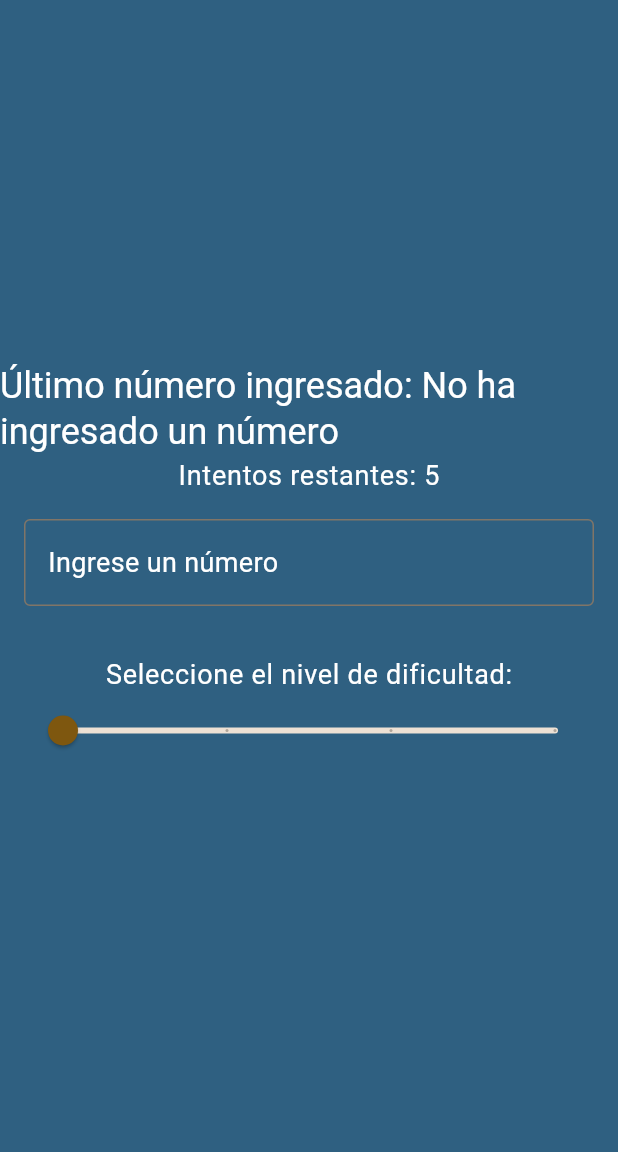
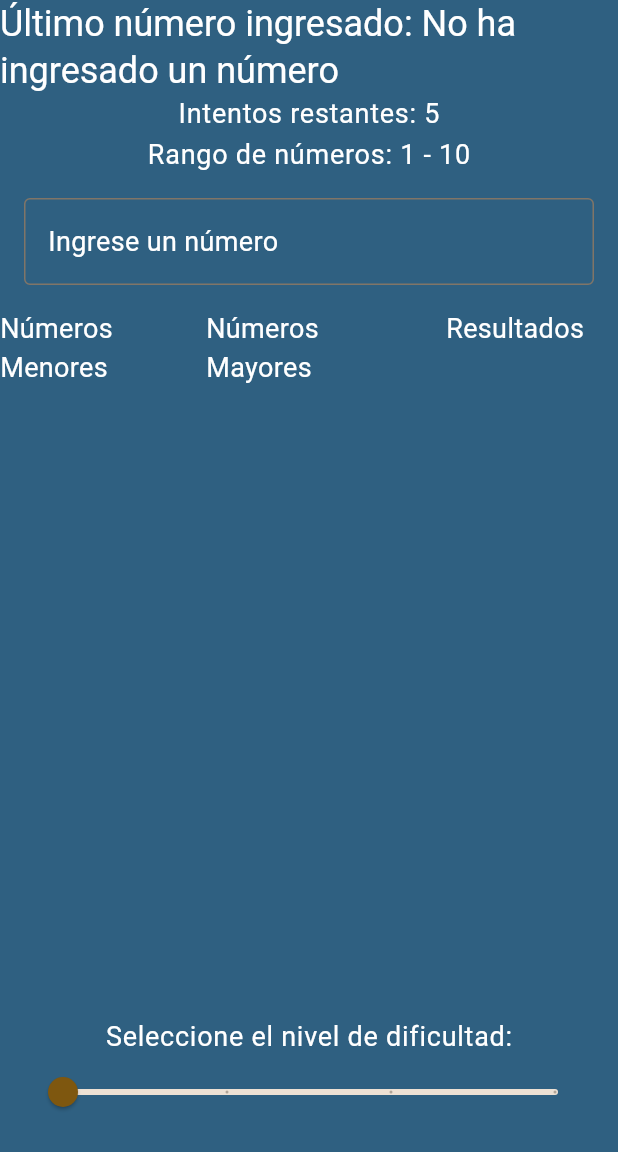
Before and after one commit to cuevasrja/AdivinaElNumero-Desafio, a Flutter app: the screen it shows after launch, on a phone screen of 412 x 824 dp, the part 84-1236 px from its top. Run offline on Flutter 3.47's test engine with Material 3 defaults, Android fonts, the phone set to English and light mode, and no system bars.

Commit message:
Agregar clase NumberGuess y componente GuessColumns para gestionar y mostrar los intentos de adivinanza, incluyendo el rango de números.

```diff
--- /dev/null
+++ b/lib/classes/number_guess.dart
@@ -0,0 +1,6 @@
+class NumberGuess {
+  final int number;
+  final bool isCorrect;
+
+  NumberGuess(this.number, this.isCorrect);
+}
--- /dev/null
+++ b/lib/components/guess_columns.dart
@@ -0,0 +1,84 @@
+import 'package:flutter/material.dart';
+import '../classes/number_guess.dart';
+
+class GuessColumns extends StatelessWidget {
+  final List<int> lowNumbers;
+  final List<int> highNumbers;
+  final List<NumberGuess> guesses;
+
+  const GuessColumns({
+    super.key,
+    required this.lowNumbers,
+    required this.highNumbers,
+    required this.guesses,
+  });
+
+  @override
+  Widget build(BuildContext context) {
+    return Expanded(
+      child: Row(
+        children: [
+          _buildColumn('Números Menores', lowNumbers),
+          _buildColumn('Números Mayores', highNumbers),
+          _buildGuessesColumn('Resultados', guesses),
+        ],
+      ),
+    );
+  }
+
+  Widget _buildColumn(String title, List<int> numbers) {
+    return Expanded(
+      child: Column(
+        children: [
+          Text(title, style: TextStyle(color: Colors.white, fontSize: 18)),
+          Expanded(
+            child: ListView.builder(
+              itemCount: numbers.length,
+              itemBuilder: (context, index) {
+                return Center(
+                  child: ListTile(
+                    title: Center(
+                      child: Text(
+                        numbers[index].toString(),
+                        style: TextStyle(color: Colors.white),
+                      ),
+                    ),
+                  ),
+                );
+              },
+            ),
+          ),
+        ],
+      ),
+    );
+  }
+
+  Widget _buildGuessesColumn(String title, List<NumberGuess> guesses) {
+    return Expanded(
+      child: Column(
+        children: [
+          Text(title, style: TextStyle(color: Colors.white, fontSize: 18)),
+          Expanded(
+            child: ListView.builder(
+              itemCount: guesses.length,
+              itemBuilder: (context, index) {
+                return Center(
+                  child: ListTile(
+                    title: Center(
+                      child: Text(
+                        guesses[index].number.toString(),
+                        style: TextStyle(
+                          color: guesses[index].isCorrect ? Colors.green : Colors.red,
+                        ),
+                      ),
+                    ),
+                  ),
+                );
+              },
+            ),
+          ),
+        ],
+      ),
+    );
+  }
+}
--- a/lib/components/status_labels.dart
+++ b/lib/components/status_labels.dart
@@ -4,13 +4,17 @@ class StatusLabels extends StatelessWidget {
   final int guessNumber;
   final int numberTries;
   final String Function() lastGuess;
+  final int minRange;
+  final int maxRange;
 
   const StatusLabels({
-    Key? key,
+    super.key,
     required this.guessNumber,
     required this.numberTries,
     required this.lastGuess,
-  }) : super(key: key);
+    required this.minRange,
+    required this.maxRange,
+  });
 
   @override
   Widget build(BuildContext context) {
@@ -24,6 +28,10 @@ class StatusLabels extends StatelessWidget {
           'Intentos restantes: $numberTries',
           style: Theme.of(context).textTheme.bodyLarge,
         ),
+        Text(
+          'Rango de números: $minRange - $maxRange',
+          style: Theme.of(context).textTheme.bodyLarge,
+        )
       ],
     );
   }
--- a/lib/main.dart
+++ b/lib/main.dart
@@ -1,6 +1,8 @@
 import 'package:flutter/material.dart';
 import 'components/difficulty_slider.dart';
 import 'components/status_labels.dart';
+import 'components/guess_columns.dart';
+import 'classes/number_guess.dart';
 
 void main() {
   runApp(const MyApp());
@@ -35,13 +37,6 @@ class MyHomePage extends StatefulWidget {
   State<MyHomePage> createState() => _MyHomePageState();
 }
 
-class NumberGuess {
-  final int number;
-  final bool isCorrect;
-
-  NumberGuess(this.number, this.isCorrect);
-}
-
 List<String> _difficulties = ['Fácil', 'Medio', 'Difícil', 'Extremo'];
 
 class _MyHomePageState extends State<MyHomePage> {
@@ -50,7 +45,7 @@ class _MyHomePageState extends State<MyHomePage> {
   int _max = 10;
   String _difficulty = _difficulties[0];
   double _difficultyLevel = 0;
-  int _numberToGuess = 0;
+  int _numberToGuess = 1 + (DateTime.now().millisecond % (10));
   int _guessNumber = 0;
   List<int> _lowNumbers = [];
   List<int> _highNumbers = [];
@@ -74,7 +69,6 @@ class _MyHomePageState extends State<MyHomePage> {
   }
 
   void _resetGame() {
-    _generateNumber();
     _lowNumbers = [];
     _highNumbers = [];
     _guessNumber = 0;
@@ -100,11 +94,11 @@ class _MyHomePageState extends State<MyHomePage> {
         _numberTries = 25;
         break;
     }
+    _generateNumber();
   }
 
   void _setDifficulty(String difficulty) {
     _difficulty = difficulty;
-    _resetGame();
   }
 
   void _setDifficultyFromSlider(double value) {
@@ -113,6 +107,7 @@ class _MyHomePageState extends State<MyHomePage> {
       int level = value.toInt();
       if (0 <= level && level < _difficulties.length) {
         _setDifficulty(_difficulties[level]);
+        _resetGame();
       }
     });
   }
@@ -127,11 +122,10 @@ class _MyHomePageState extends State<MyHomePage> {
       } else {
         _highNumbers.add(number);
       }
-      _guesses.add(NumberGuess(number, false));
       _decrementCounter();
       if (_numberTries == 0) {
         _resetGame();
-        _guesses.add(NumberGuess(_numberToGuess, false));
+        _guesses.add(NumberGuess(number, false));
       }
     }
   }
@@ -163,6 +157,8 @@ class _MyHomePageState extends State<MyHomePage> {
                 guessNumber: _guessNumber,
                 numberTries: _numberTries,
                 lastGuess: _lastGuess,
+                minRange: _min,
+                maxRange: _max,
               ),
               Padding(
                 padding: const EdgeInsets.all(16.0),
@@ -187,6 +183,11 @@ class _MyHomePageState extends State<MyHomePage> {
                   },
                 ),
               ),
+              GuessColumns(
+                lowNumbers: _lowNumbers,
+                highNumbers: _highNumbers,
+                guesses: _guesses,
+              ),
               DifficultySlider(
                 difficultyLevel: _difficultyLevel,
                 onChanged: _setDifficultyFromSlider,
```
